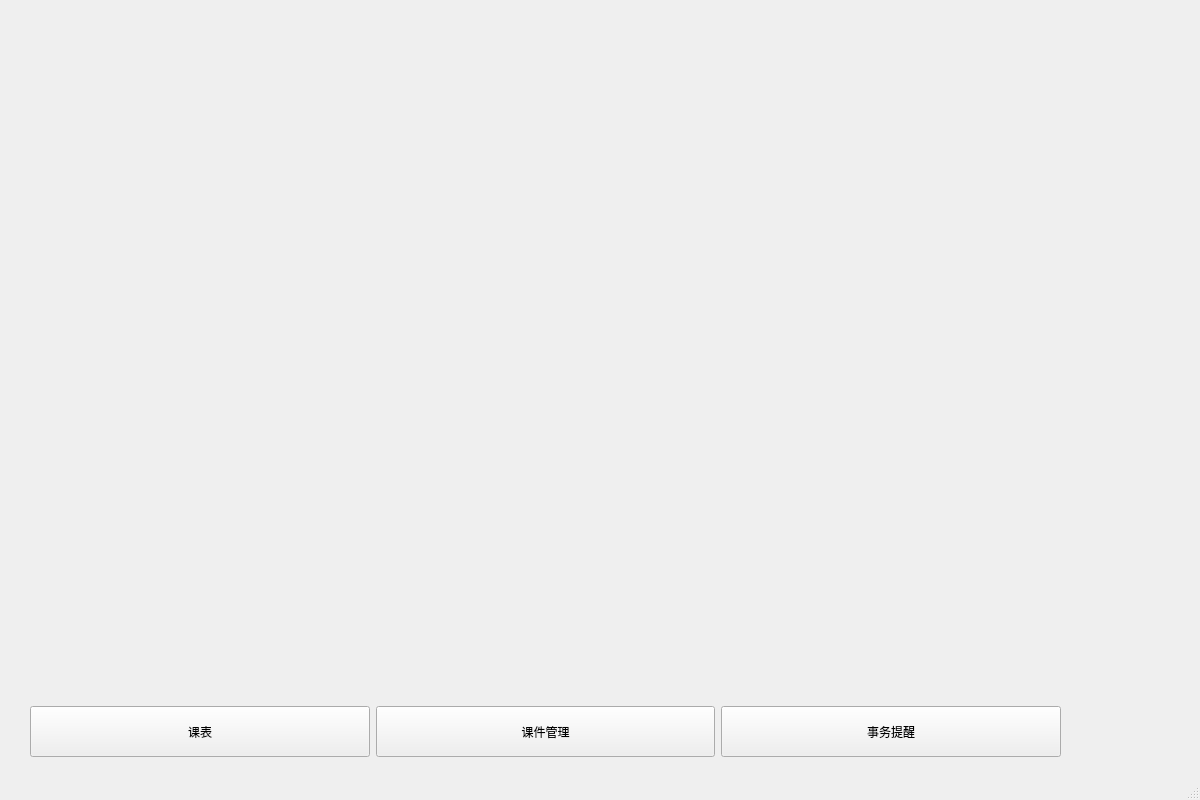
Ruby-Dream/studysoftware, file mainwindow.ui: the form before one commit.
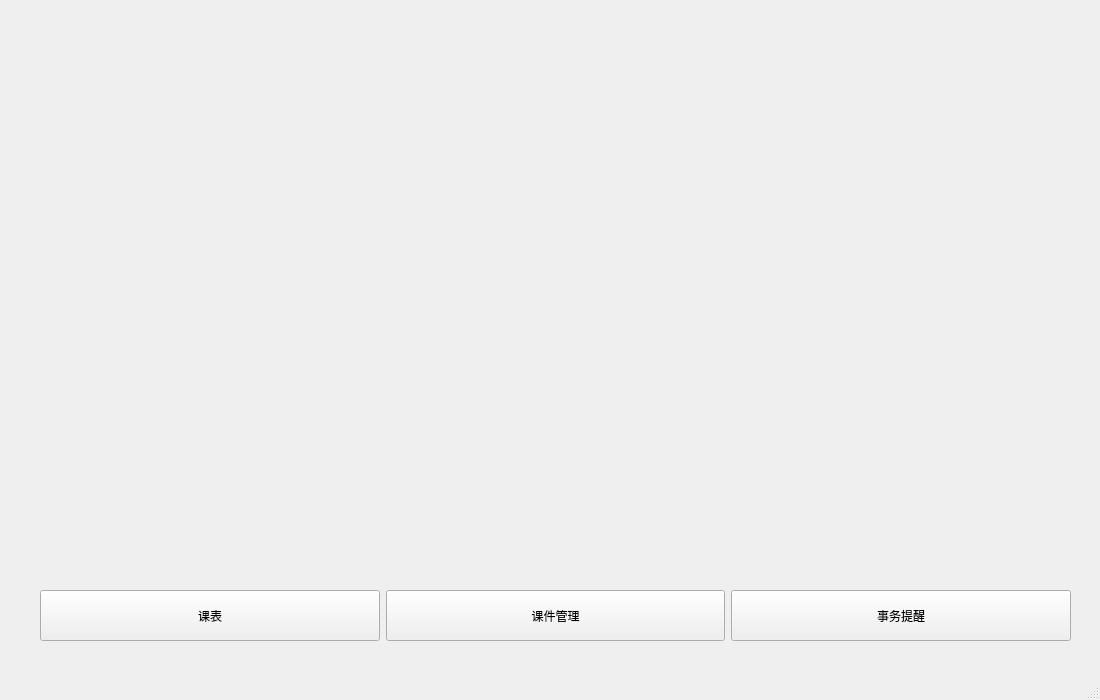
The form after the commit.

```diff
--- a/mainwindow.ui
+++ b/mainwindow.ui
@@ -6,8 +6,8 @@
    <rect>
     <x>0</x>
     <y>0</y>
-    <width>1200</width>
-    <height>800</height>
+    <width>1100</width>
+    <height>700</height>
    </rect>
   </property>
   <property name="maximumSize">
@@ -26,7 +26,7 @@
       <x>30</x>
       <y>20</y>
       <width>1111</width>
-      <height>651</height>
+      <height>541</height>
      </rect>
     </property>
     <layout class="QGridLayout" name="gridLayout">
@@ -44,8 +44,8 @@
    <widget class="QWidget" name="layoutWidget">
     <property name="geometry">
      <rect>
-      <x>30</x>
-      <y>706</y>
+      <x>40</x>
+      <y>590</y>
       <width>1031</width>
       <height>51</height>
      </rect>
```
Left out of the diff: 2 changed lines with no effect on the pictures.
